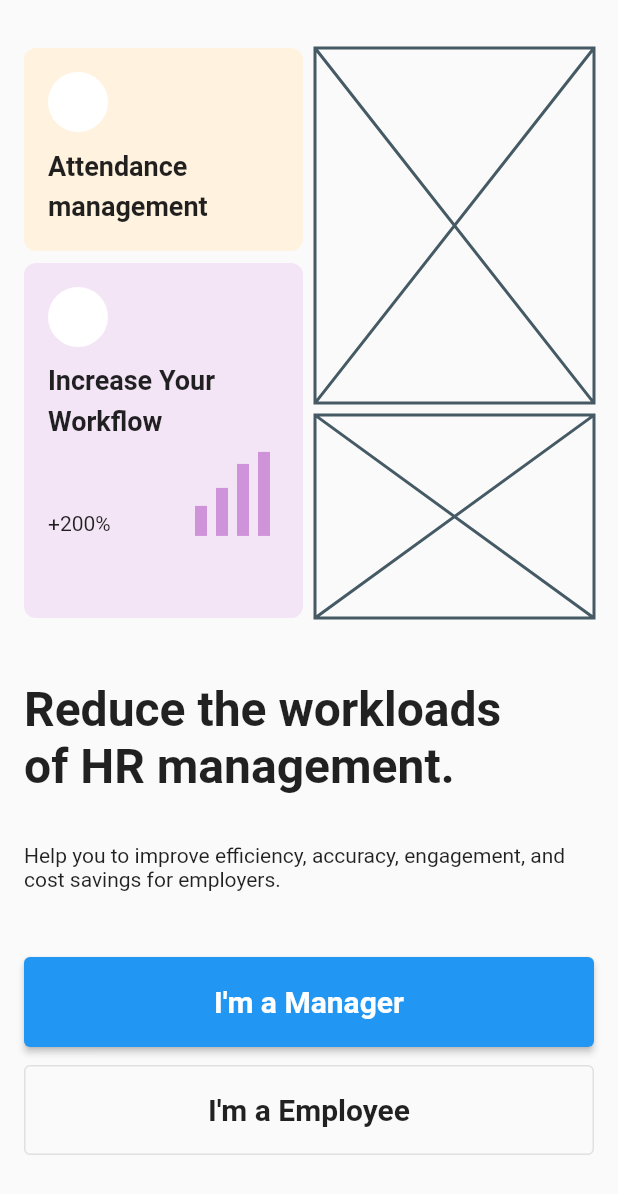
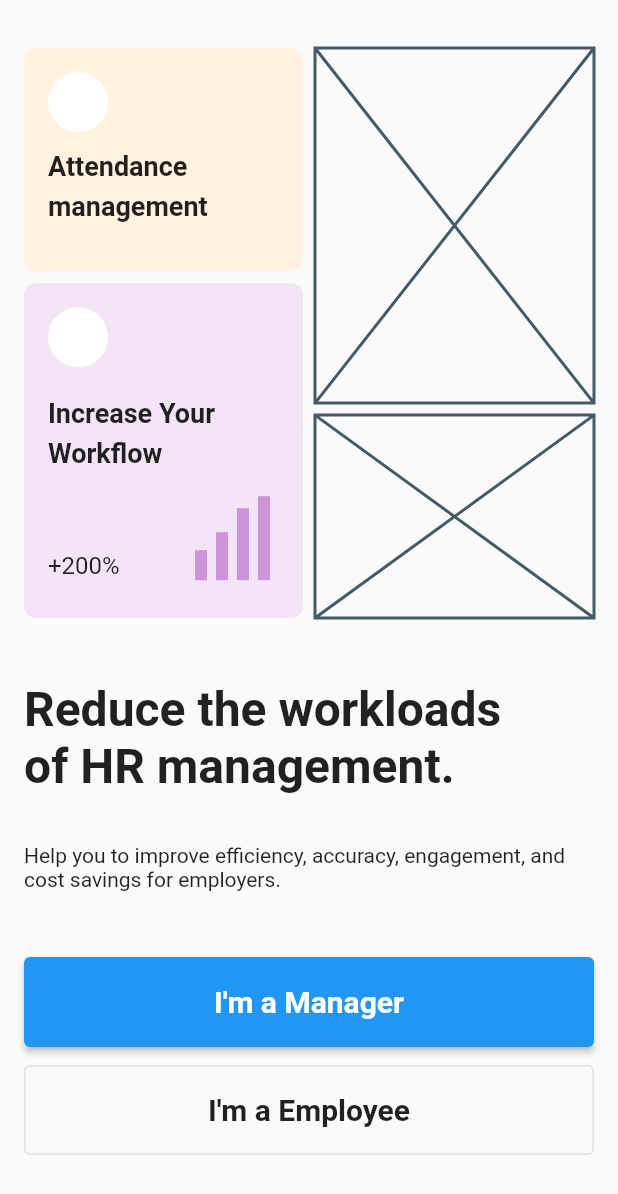
Before and after one commit to JAICHANGPARK/flutter_notebook_chapter_28, a Flutter app: the ESSAMainPage screen opened directly, on a phone screen of 412 x 824 dp. Shown: the top 1194 px of the screen. Run offline on Flutter 3.47's test engine with Material 2 defaults, Android fonts, the phone set to English and light mode, and no system bars; our stand-ins replace date_picker_timeline, dots_indicator, fl_chart, flutter_speed_dial, freezed_annotation, google_fonts and 1 more.

Commit message:
Update essa_main_page.dart

```diff
--- a/lib/ep1437_employee_self_service_app/view/essa_main_page.dart
+++ b/lib/ep1437_employee_self_service_app/view/essa_main_page.dart
@@ -56,7 +56,7 @@ class _ESSAMainPageState extends State<ESSAMainPage> {
                             height: 8,
                           ),
                           Expanded(
-                            flex: 7,
+                            flex: 6,
                             child: Container(
                               padding: const EdgeInsets.all(16),
                               decoration: BoxDecoration(
@@ -70,7 +70,7 @@ class _ESSAMainPageState extends State<ESSAMainPage> {
                                     backgroundColor: Colors.white,
                                   ),
                                   const Padding(
-                                    padding: EdgeInsets.symmetric(vertical: 8),
+                                    padding: EdgeInsets.symmetric(vertical: 16),
                                     child: Text(
                                       "Increase Your Workflow",
                                       style: TextStyle(
@@ -83,7 +83,12 @@ class _ESSAMainPageState extends State<ESSAMainPage> {
                                   Row(
                                     crossAxisAlignment: CrossAxisAlignment.end,
                                     children: [
-                                      const Text("+200%"),
+                                      const Text(
+                                        "+200%",
+                                        style: TextStyle(
+                                          fontSize: 16,
+                                        ),
+                                      ),
                                       const Spacer(),
                                       Container(
                                         height: 20,
```
